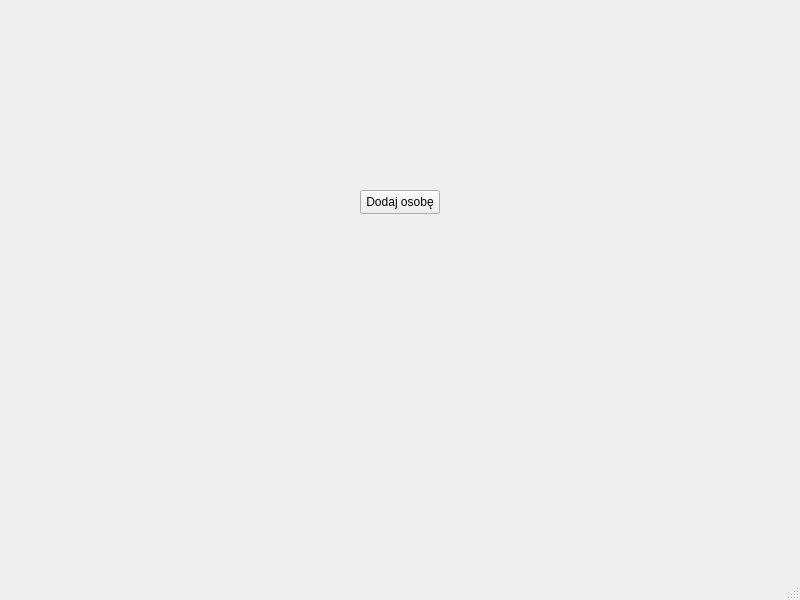
Qt form GenealogyApp/mainwindow.ui (frawojej/GenealogyApp) before a commit.
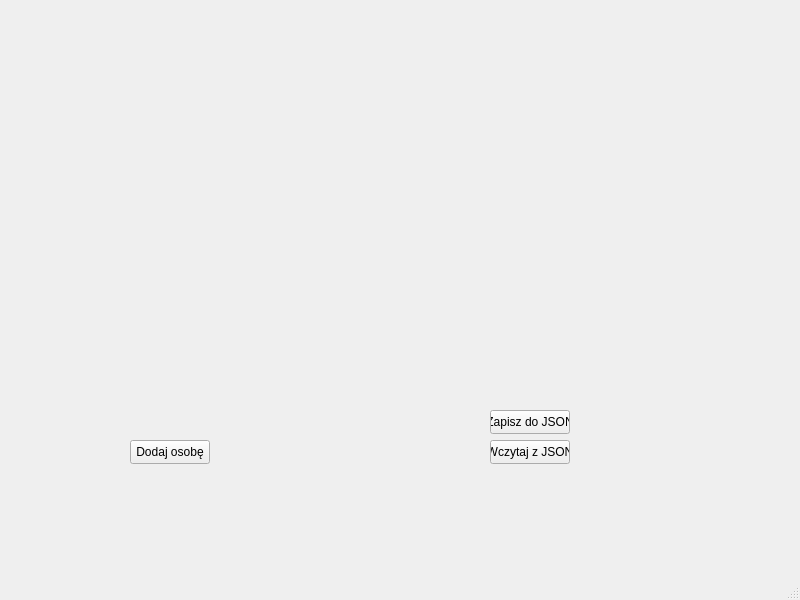
The same form after that commit.

Commit message: feat: save load json

The edit to the form file:
```diff
--- a/GenealogyApp/mainwindow.ui
+++ b/GenealogyApp/mainwindow.ui
@@ -17,8 +17,8 @@
    <widget class="QPushButton" name="addPersonButton">
     <property name="geometry">
      <rect>
-      <x>360</x>
-      <y>190</y>
+      <x>130</x>
+      <y>440</y>
       <width>80</width>
       <height>24</height>
      </rect>
@@ -27,6 +27,32 @@
      <string>Dodaj osobę</string>
     </property>
    </widget>
+   <widget class="QPushButton" name="loadJsonButton">
+    <property name="geometry">
+     <rect>
+      <x>490</x>
+      <y>440</y>
+      <width>80</width>
+      <height>24</height>
+     </rect>
+    </property>
+    <property name="text">
+     <string>Wczytaj z JSON</string>
+    </property>
+   </widget>
+   <widget class="QPushButton" name="saveJsonButton">
+    <property name="geometry">
+     <rect>
+      <x>490</x>
+      <y>410</y>
+      <width>80</width>
+      <height>24</height>
+     </rect>
+    </property>
+    <property name="text">
+     <string>Zapisz do JSON</string>
+    </property>
+   </widget>
   </widget>
   <widget class="QMenuBar" name="menubar">
    <property name="geometry">
```
Left out of the diff: 5 changed lines with no effect on the pictures. The commit also changes 1 other file.
